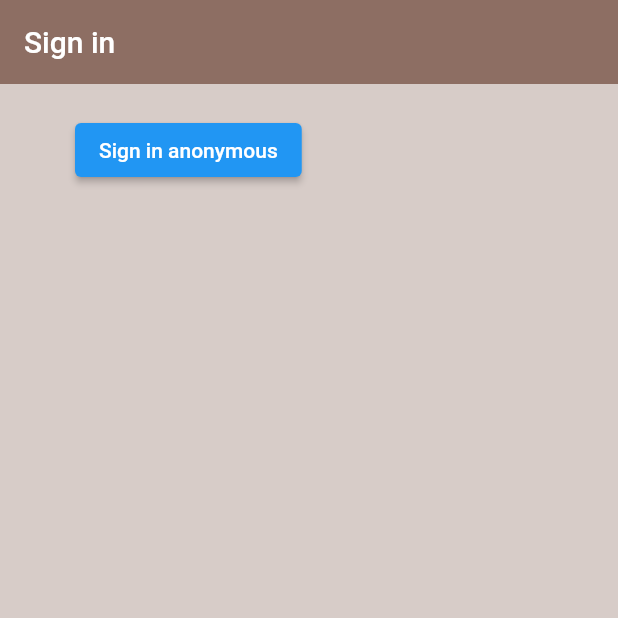
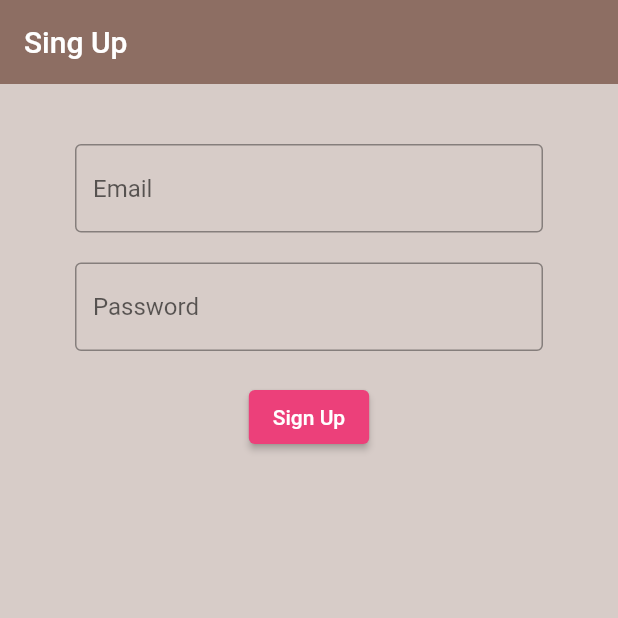
Before and after one commit to marti1999/RFID-bus, a Flutter app: the screen it shows after launch, on a phone screen of 412 x 824 dp, the top half of it. Run offline on Flutter 3.47's test engine with Material 2 defaults, Android fonts, the phone set to English and light mode, and no system bars; our stand-ins replace cloud_firestore, firebase_auth, firebase_core, flutter_form_builder, form_builder_validators, geocoding and 3 more; accounts and stored records are empty.

Commit message:
form sing Up/sing In

```diff
--- a/rfid_hackaton/lib/views/authenticate/authenticate.dart
+++ b/rfid_hackaton/lib/views/authenticate/authenticate.dart
@@ -1,5 +1,6 @@
 import 'package:flutter/material.dart';
 import 'package:rfid_hackaton/views/authenticate/sign_in.dart';
+import 'package:rfid_hackaton/views/authenticate/register.dart';
 
 class Authenticate extends StatefulWidget {
   const Authenticate({Key? key}) : super(key: key);
@@ -12,7 +13,8 @@ class _AuthenticateState extends State<Authenticate> {
   @override
   Widget build(BuildContext context) {
     return Container(
-      child: SignIn(),
+      // child: SignIn(),
+      child: Register(),
     );
   }
 }
--- /dev/null
+++ b/rfid_hackaton/lib/views/authenticate/register.dart
@@ -0,0 +1,71 @@
+import 'package:flutter/material.dart';
+import 'package:rfid_hackaton/views/authenticate/sign_in.dart';
+import 'package:rfid_hackaton/services/auth.dart';
+
+class Register extends StatefulWidget {
+
+  @override
+  _RegisterState createState() => _RegisterState();
+}
+
+class _RegisterState extends State<Register> {
+
+   final AuthService _auth = AuthService();
+
+   //text field state
+  String email = '';
+  String passwd = '';
+
+  @override
+  Widget build(BuildContext context) {
+    return Scaffold(
+          backgroundColor: Colors.brown[100],
+          appBar: AppBar(
+            backgroundColor: Colors.brown[400],
+            elevation: 0.0,
+            title: Text('Sing Up'),
+          ),
+          body: Container(
+            padding: EdgeInsets.symmetric(vertical: 20, horizontal: 50),
+            child: Form(
+              child:Column(
+                children: <Widget>[
+                  SizedBox(height: 20.0,),
+                  TextFormField(
+                    decoration: InputDecoration(
+                      border: OutlineInputBorder(),
+                      hintText: 'Email'
+                    ),
+                    onChanged: (val){
+                      setState(() => email = val);
+                    },
+                  ),
+                  SizedBox(height: 20.0,),
+                  TextFormField(
+                    obscureText: true,
+                    decoration: InputDecoration(
+                        border: OutlineInputBorder(),
+                        hintText: 'Password'
+                    ),
+                    onChanged: (val){
+                      setState(() => passwd = val);
+                    },
+                  ),
+                  SizedBox(height: 20.0,),
+                  ElevatedButton(
+                    style: ElevatedButton.styleFrom(
+                      primary: Colors.pink[400],
+                    ),
+                    child: const Text('Sign Up'),
+                    onPressed: () async {
+                      print(email);
+                      print(passwd);
+                    },
+                  ),
+                ],
+              )
+            )
+          )
+        );
+  }
+}
--- a/rfid_hackaton/lib/views/bus_view.dart
+++ b/rfid_hackaton/lib/views/bus_view.dart
@@ -1,8 +1,6 @@
 import 'dart:async';
 
 import 'package:flutter/material.dart';
-import 'package:geocoding/geocoding.dart';
-import 'package:geolocator/geolocator.dart';
 import 'package:google_maps_flutter/google_maps_flutter.dart';
 import 'package:rfid_hackaton/services/bus_rt_data.dart';
 import 'package:sliding_up_panel/sliding_up_panel.dart';
--- a/rfid_hackaton/lib/views/feedback/feedback_form.dart
+++ b/rfid_hackaton/lib/views/feedback/feedback_form.dart
@@ -3,7 +3,6 @@ import 'package:flutter/material.dart';
 import 'package:form_builder_validators/form_builder_validators.dart';
 import 'package:flutter_form_builder/flutter_form_builder.dart';
 import 'package:rfid_hackaton/services/database.dart';
-import 'package:flutter_svg/svg.dart';
 
 import 'home_button.dart';
 
--- a/rfid_hackaton/lib/views/profile_view.dart
+++ b/rfid_hackaton/lib/views/profile_view.dart
@@ -1,4 +1,3 @@
-import 'dart:async';
 
 import 'package:flutter/material.dart';
 
```
Also changed, not shown: rfid_hackaton/lib/views/authenticate/sign_in.dart (+42 -13 lines).
